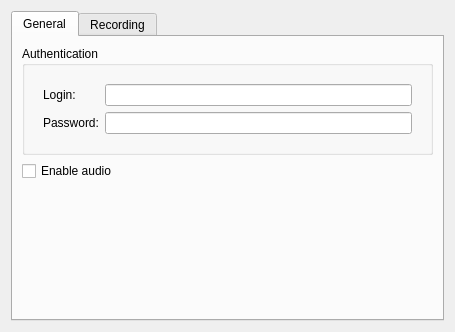
networkoptix/nx_open, file client/src/ui/widgets/properties/multiple_camera_settings_widget.ui: the form before one commit.
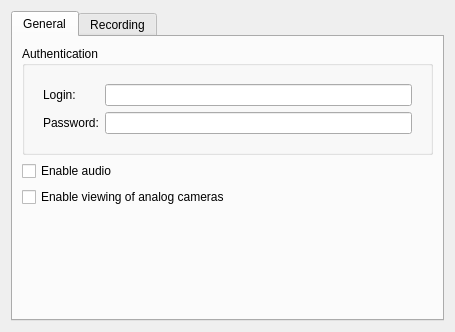
The form after the commit. Custom widgets are drawn as their Qt base class.

Commit message:
Added checkboxes for analog cameras viewing
<==== Mercurial data ====>
Branch: feature/1758

Patch:
```diff
--- a/client/src/ui/widgets/properties/multiple_camera_settings_widget.ui
+++ b/client/src/ui/widgets/properties/multiple_camera_settings_widget.ui
@@ -74,6 +74,20 @@
          </property>
         </widget>
        </item>
+       <item>
+        <widget class="QCheckBox" name="dtsViewCheckBox">
+         <property name="text">
+          <string>Enable viewing of analog cameras</string>
+         </property>
+        </widget>
+       </item>
+       <item>
+        <widget class="QLabel" name="dtsViewWarningLabel">
+         <property name="text">
+          <string/>
+         </property>
+        </widget>
+       </item>
        <item>
         <spacer name="verticalSpacer">
          <property name="orientation">
```
The commit also changes 3 other files.
